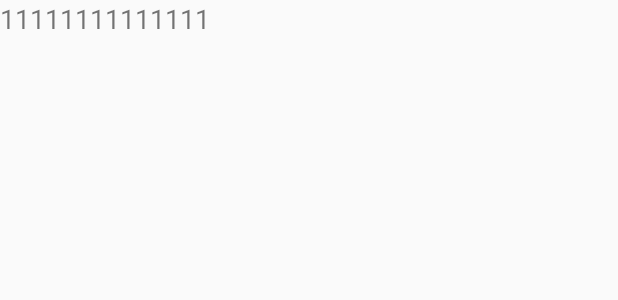
After one commit to Lunck/ZhiBoTV, an Android app: the layout saishi_content_layout.xml on its own in the app's theme, with its tools: preview values and no code run, on a phone screen of 412 x 824 dp. The commit adds this screen. Shown: the top 300 px of the screen. Run offline under Robolectric (Android 15) with nearby library versions, the phone set to English and light mode, and no system bars.

Commit message:
ludi  saishi

```diff
--- /dev/null
+++ b/app/src/main/res/layout/saishi_content_layout.xml
@@ -0,0 +1,10 @@
+<?xml version="1.0" encoding="utf-8"?>
+<LinearLayout xmlns:android="http://schemas.android.com/apk/res/android"
+    android:orientation="vertical" android:layout_width="match_parent"
+    android:layout_height="match_parent">
+    <TextView
+        android:layout_width="match_parent"
+        android:layout_height="match_parent"
+        android:textSize="18sp"
+        android:text="11111111111111"/>
+</LinearLayout>
```
Also changed, not shown: app/src/main/java/com/example/phone/zhibotv/fragments/SaiShiOneFragment.java (+22 -0 lines), app/src/main/java/com/example/phone/zhibotv/fragments/SaishiContentFragment.java (added, +22 -0 lines), app/src/main/res/layout/saishi_one_layout.xml (+15 -4 lines).
